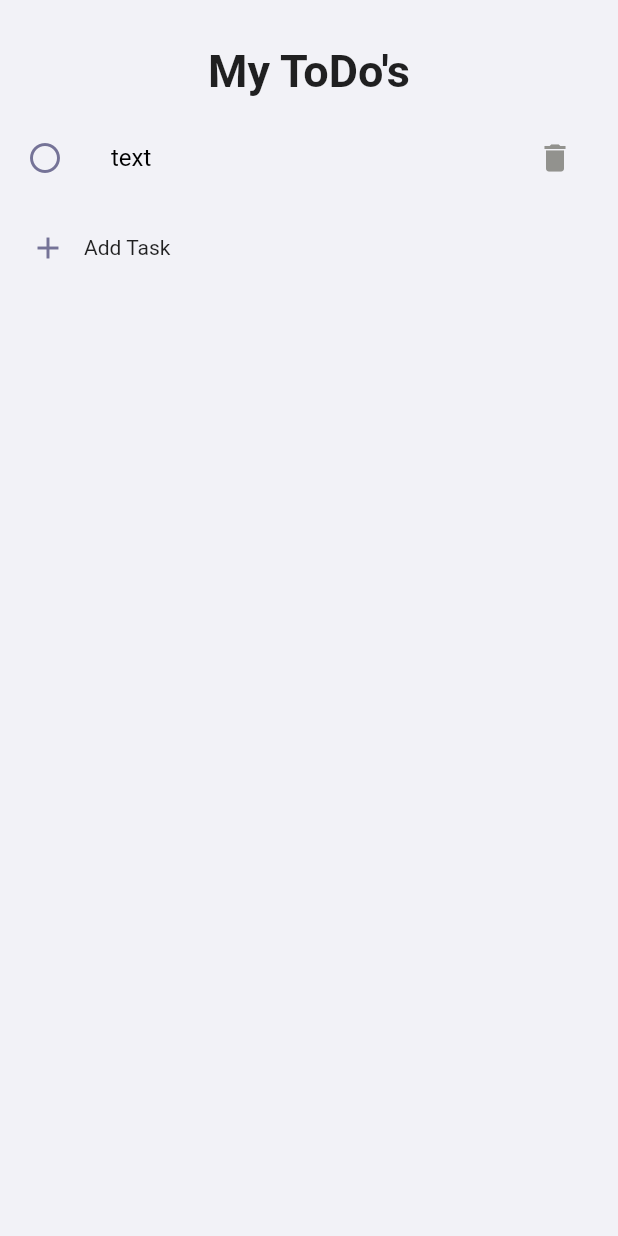
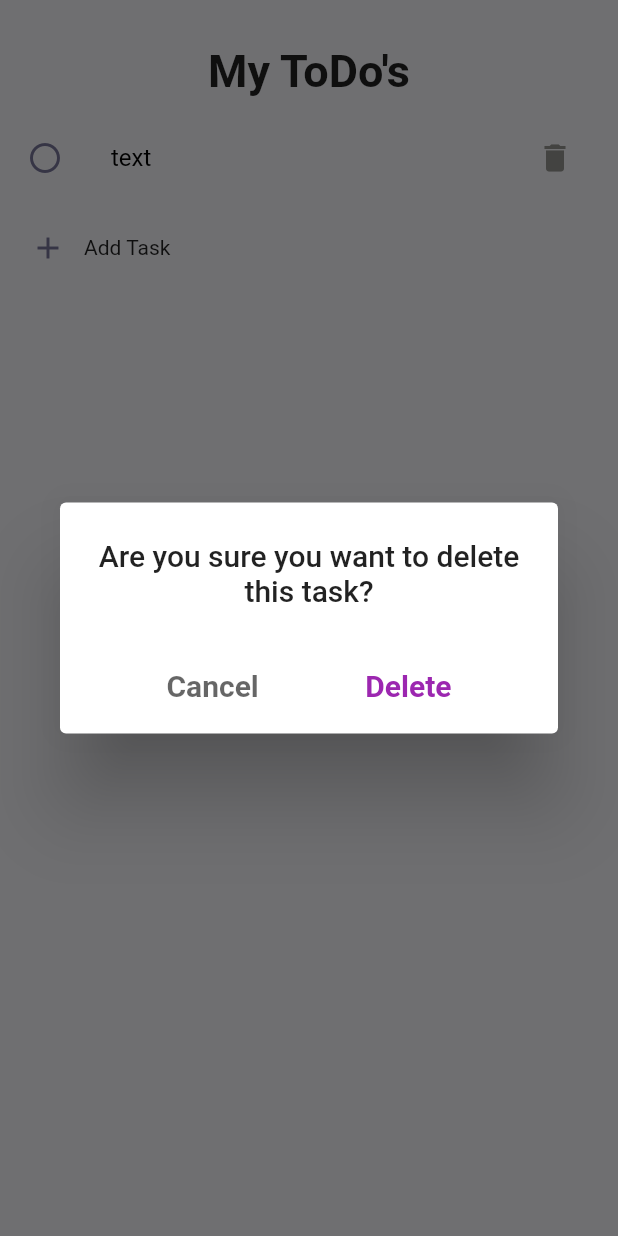
Before and after one commit to beyzaevcen/My-Life-Planner, a Flutter app: the ToDoPage screen opened directly, after a tap on the "delete" icon, on a phone screen of 412 x 824 dp. Run offline on Flutter 3.47's test engine with Material 2 defaults, Android fonts, the phone set to English and light mode, and no system bars; our stand-ins replace flutter_datetime_picker, font_awesome_flutter, get, hive, hive_flutter, lottie; missing offline and left inert: flutter_quill; accounts and stored records are empty.

```diff
--- /dev/null
+++ b/lib/controllers/diary_controller.dart
@@ -0,0 +1,5 @@
+import 'package:get/get.dart';
+
+class DiaryController extends GetxController {
+  var dropDownValue = "2023".obs;
+}
--- a/lib/controllers/home_controller.dart
+++ b/lib/controllers/home_controller.dart
@@ -2,7 +2,7 @@ import 'package:get/get.dart';
 import 'package:hive_flutter/hive_flutter.dart';
 import 'package:notes_app/models/note.dart';
 
-import '../widgets/delete_pasword.dart';
+import '../widgets/delete_note.dart';
 
 class HomeController extends GetxController {
   final notes = <Note>[].obs;
@@ -19,7 +19,7 @@ class HomeController extends GetxController {
   }
 
   void deleteNote(String id) {
-    Get.dialog(DeletePassword(
+    Get.dialog(DeleteNote(
       id: id,
     ));
   }
--- a/lib/controllers/todo_contoller.dart
+++ b/lib/controllers/todo_contoller.dart
@@ -4,7 +4,7 @@ import 'package:get/get.dart';
 import '../models/todo.dart';
 
 class ToDoController extends GetxController {
-  final List<ToDo> todoList = [];
+  final todoList = <ToDo>[].obs;
   final task = TextEditingController();
   final taskText = "".obs;
   final isTapped = false.obs;
@@ -23,7 +23,7 @@ class ToDoController extends GetxController {
     final todo = ToDo(
         whenCreated: DateTime.now().millisecondsSinceEpoch.toString(),
         text: task.text,
-        id: "",
+        id: DateTime.now().millisecondsSinceEpoch.toString(),
         isCompleted: false);
 
     todoList.add(todo);
@@ -33,4 +33,8 @@ class ToDoController extends GetxController {
   void updateTodo(ToDo toDo) {
     final updatedTodo = toDo.copyWith(isCompleted: !toDo.isCompleted);
   }
+
+  void deleteToDo(ToDo toDo) {
+    todoList.remove(toDo);
+  }
 }
--- a/lib/screens/home_page.dart
+++ b/lib/screens/home_page.dart
@@ -1,6 +1,7 @@
 import 'package:flutter/material.dart';
 import 'package:font_awesome_flutter/font_awesome_flutter.dart';
 import 'package:get/get.dart';
+import 'package:notes_app/screens/diary_page.dart';
 import 'package:notes_app/screens/notes_page.dart';
 import 'package:notes_app/screens/todo_page.dart';
 import 'package:notes_app/utils/theme.dart';
@@ -95,6 +96,7 @@ class HomePage extends StatelessWidget {
                         )),
                   ),
                   InkWell(
+                    onTap: () => Get.to(const DiaryPage()),
                     child: Container(
                         decoration: BoxDecoration(
                           color: CColors.purple.withOpacity(0.3),
--- a/lib/screens/todo_page.dart
+++ b/lib/screens/todo_page.dart
@@ -2,6 +2,7 @@ import 'package:flutter/material.dart';
 import 'package:get/get.dart';
 import 'package:notes_app/controllers/todo_contoller.dart';
 import 'package:notes_app/utils/theme.dart';
+import 'package:notes_app/widgets/delete_todo.dart';
 
 class ToDoPage extends StatelessWidget {
   const ToDoPage({super.key});
@@ -22,7 +23,8 @@ class ToDoPage extends StatelessWidget {
               ),
             ),
             const SizedBox(height: 12),
-            Column(
+            Obx(
+              () => Column(
                   children: controller.todoList
                       .map(
                         (e) => Padding(
@@ -55,11 +57,13 @@ class ToDoPage extends StatelessWidget {
                                   Icons.delete,
                                   color: e.isCompleted ? CColors.white : CColors.darkSubtitle,
                                 ),
-                            onPressed: () {},
+                                onPressed: () {
+                                  Get.dialog(DeleteToDo(id: e.id));
+                                },
                               ),
                             )),
                       )
-                  .toList(),
+                      .toList()),
             ),
             Obx(
               () => controller.isTapped.value
--- /dev/null
+++ b/lib/widgets/delete_todo.dart
@@ -0,0 +1,51 @@
+import 'package:flutter/material.dart';
+import 'package:get/get.dart';
+import 'package:notes_app/controllers/todo_contoller.dart';
+import 'package:notes_app/utils/theme.dart';
+
+class DeleteToDo extends StatelessWidget {
+  final String id;
+  const DeleteToDo({super.key, required this.id});
+
+  @override
+  Widget build(BuildContext context) {
+    final controller = Get.put(ToDoController());
+    return AlertDialog(
+      title: const Center(
+          child: Text(
+        "Are you sure you want to delete this task?",
+        textAlign: TextAlign.center,
+      )),
+      actions: <Widget>[
+        Row(
+          mainAxisAlignment: MainAxisAlignment.spaceEvenly,
+          children: [
+            TextButton(
+              onPressed: () {
+                Get.back();
+              },
+              child: Text(
+                "Cancel",
+                style: TextStyle(
+                    fontWeight: FontWeight.bold,
+                    fontSize: 20,
+                    color: CColors.black.withOpacity(0.6)),
+              ),
+            ),
+            TextButton(
+                onPressed: () {
+                  final idx = controller.todoList.indexWhere((element) => element.id == id);
+                  controller.todoList.removeAt(idx);
+
+                  Get.back();
+                },
+                child: const Text(
+                  "Delete",
+                  style: TextStyle(color: Colors.purple, fontWeight: FontWeight.bold, fontSize: 20),
+                ))
+          ],
+        ),
+      ],
+    );
+  }
+}
```
Also changed, not shown: lib/screens/diary_page.dart (added, +72 -0 lines), lib/widgets/delete_note.dart (renamed from lib/widgets/delete_pasword.dart, +9 -5 lines). Lines whose indentation alone changed are shown as unchanged.
